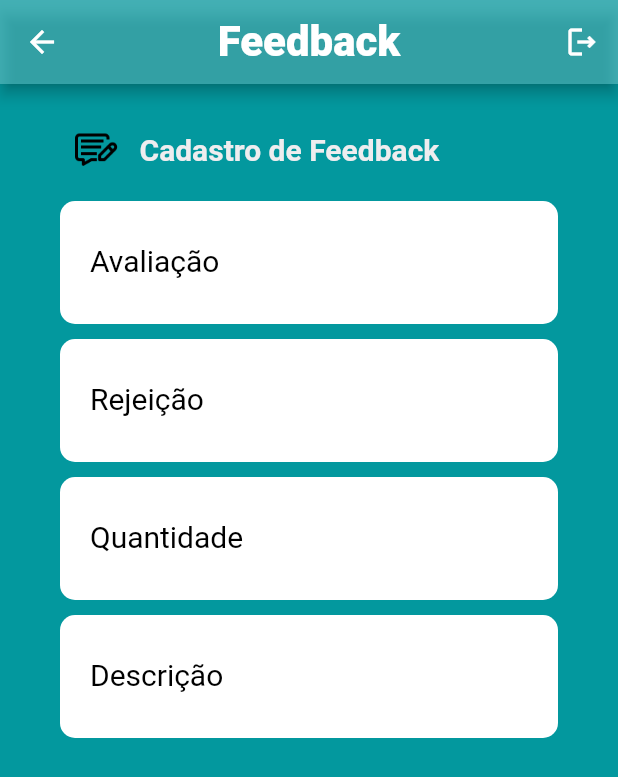
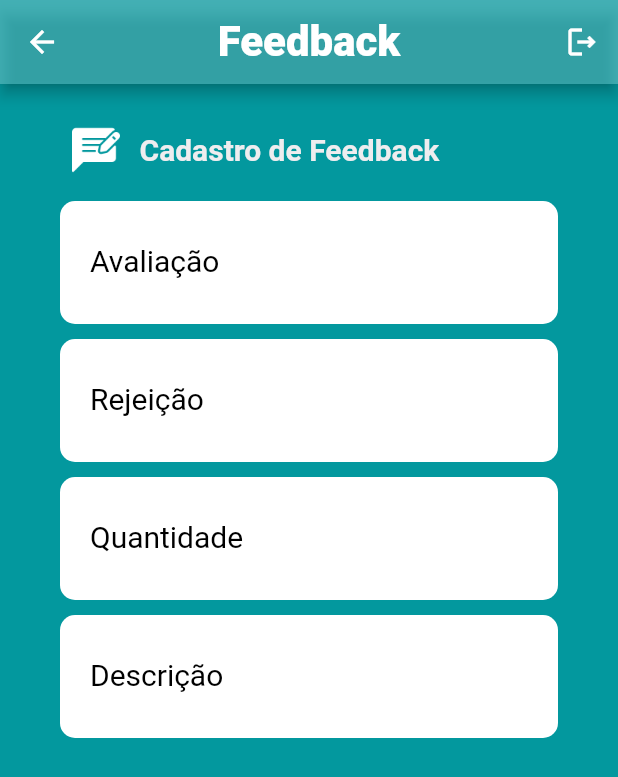
Before and after one commit to dequim1000/nutriaumigos_old, a Flutter app: the FeedbackPage screen opened directly with empty values, on a phone screen of 412 x 824 dp. Shown: the top 777 px of the screen. Run offline on Flutter 3.47's test engine with Material 2 defaults, Android fonts, the phone set to English and light mode, and no system bars; our stand-ins replace cloud_firestore, firebase_auth, firebase_core, firebase_storage, mask_text_input_formatter; missing offline and left inert: cpf_cnpj_validator, dart:ffi; accounts and stored records are empty.

Commit message:
Alterações Finais

```diff
--- a/nutriaumigos/lib/Screens/Alimentacao/listaAlimentosPage.dart
+++ b/nutriaumigos/lib/Screens/Alimentacao/listaAlimentosPage.dart
@@ -103,7 +103,9 @@ class _ListaAlimentosPageState extends State<ListaAlimentosPage> {
           const SizedBox(
             height: 10,
           ),
-          TextField(
+          Container(
+            padding: EdgeInsets.only(right: 20, left: 20),
+            child: TextField(
               decoration: const InputDecoration(
                 prefixIcon: Icon(Icons.search),
                 hintText: 'Pesquisar...',
@@ -124,6 +126,7 @@ class _ListaAlimentosPageState extends State<ListaAlimentosPage> {
                   namePesquisa = value;
                 });
               }),
+            ),
           ),
           Container(
             height: 50,
--- a/nutriaumigos/lib/Screens/Animais/listaAnimaisPage.dart
+++ b/nutriaumigos/lib/Screens/Animais/listaAnimaisPage.dart
@@ -85,7 +85,9 @@ class _ListaAnimaisPageState extends State<ListaAnimaisPage> {
             const SizedBox(
               height: 10,
             ),
-            TextField(
+            Container(
+              padding: EdgeInsets.only(right: 20, left: 20),
+              child: TextField(
                 decoration: const InputDecoration(
                   prefixIcon: Icon(Icons.search),
                   hintText: 'Pesquisar...',
@@ -106,6 +108,7 @@ class _ListaAnimaisPageState extends State<ListaAnimaisPage> {
                     namePesquisa = value;
                   });
                 }),
+              ),
             ),
             const SizedBox(
               height: 10,
--- a/nutriaumigos/lib/Screens/Feedback/feedback.dart
+++ b/nutriaumigos/lib/Screens/Feedback/feedback.dart
@@ -90,7 +90,7 @@ class _FeedbackPageState extends State<FeedbackPage> {
               Row(
                 children: [
                   IconButton(
-                    icon: Image.asset("assets/icons/feedback.png"),
+                    icon: Image.asset("assets/icons/feedback_white.png"),
                     color: Colors.white,
                     onPressed: () {},
                   ),
@@ -362,6 +362,21 @@ class _FeedbackPageState extends State<FeedbackPage> {
                     ),
                   ),
                 ),
+                if (widget.tipoUsuario == 'Clientes')
+                Container(
+                  height: 40,
+                  alignment: Alignment.center,
+                  child: TextButton(
+                      child: const Text(
+                        "Cancelar",
+                        textAlign: TextAlign.center,
+                        style: TextStyle(color: kSecondColor),
+                      ),
+                      onPressed: () {
+                        cleanCampos();
+                        Navigator.pop(context, false);
+                      }),
+                ),
               const SizedBox(
                 height: 20,
               ),
--- a/nutriaumigos/lib/Screens/Feedback/listaFeedback.dart
+++ b/nutriaumigos/lib/Screens/Feedback/listaFeedback.dart
@@ -73,7 +73,9 @@ class _ListaFeedbackPageState extends State<ListaFeedbackPage> {
           const SizedBox(
             height: 10,
           ),
-          TextField(
+          Container(
+            padding: EdgeInsets.only(right: 20, left: 20),
+            child: TextField(
               decoration: const InputDecoration(
                 prefixIcon: Icon(Icons.search),
                 hintText: 'Pesquisar...',
@@ -94,6 +96,7 @@ class _ListaFeedbackPageState extends State<ListaFeedbackPage> {
                   namePesquisa = value;
                 });
               }),
+            ),
           ),
           Container(
             child: StreamBuilder<QuerySnapshot>(
--- a/nutriaumigos/lib/Screens/usuarios/usariosPage.dart
+++ b/nutriaumigos/lib/Screens/usuarios/usariosPage.dart
@@ -132,7 +132,9 @@ class _UsuariosPageState extends State<UsuariosPage> {
           const SizedBox(
             height: 10,
           ),
-          TextField(
+          Container(
+            padding: EdgeInsets.only(right: 20, left: 20),
+            child: TextField(
               decoration: const InputDecoration(
                 prefixIcon: Icon(Icons.search),
                 hintText: 'Pesquisar...',
@@ -153,6 +155,7 @@ class _UsuariosPageState extends State<UsuariosPage> {
                   namePesquisa = value;
                 });
               }),
+            ),
           ),
           //Mostrar Lista de Nutricionistas Disponiveis
           if (allData.isEmpty && widget.tipoUsuario == 'Clientes')
```
Also changed, not shown: nutriaumigos/lib/Screens/Menu/home.page.dart (+4 -4 lines), nutriaumigos/assets/icons/feedback.png, nutriaumigos/assets/icons/feedback_white.png (added). Lines whose indentation alone changed are shown as unchanged.
